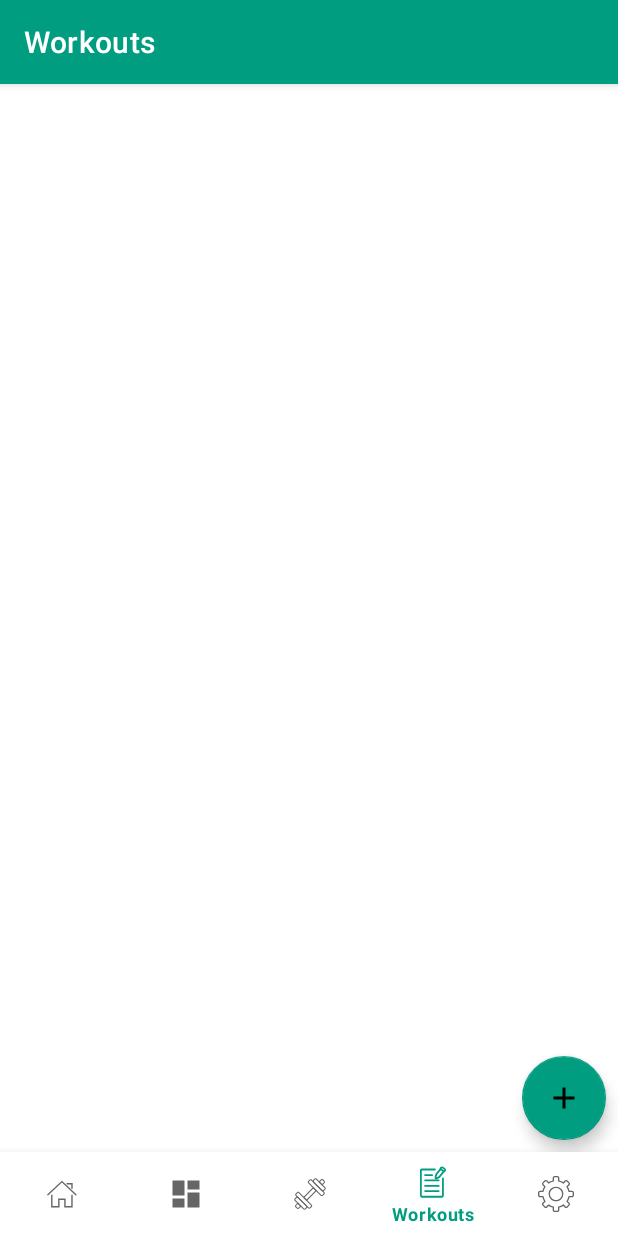
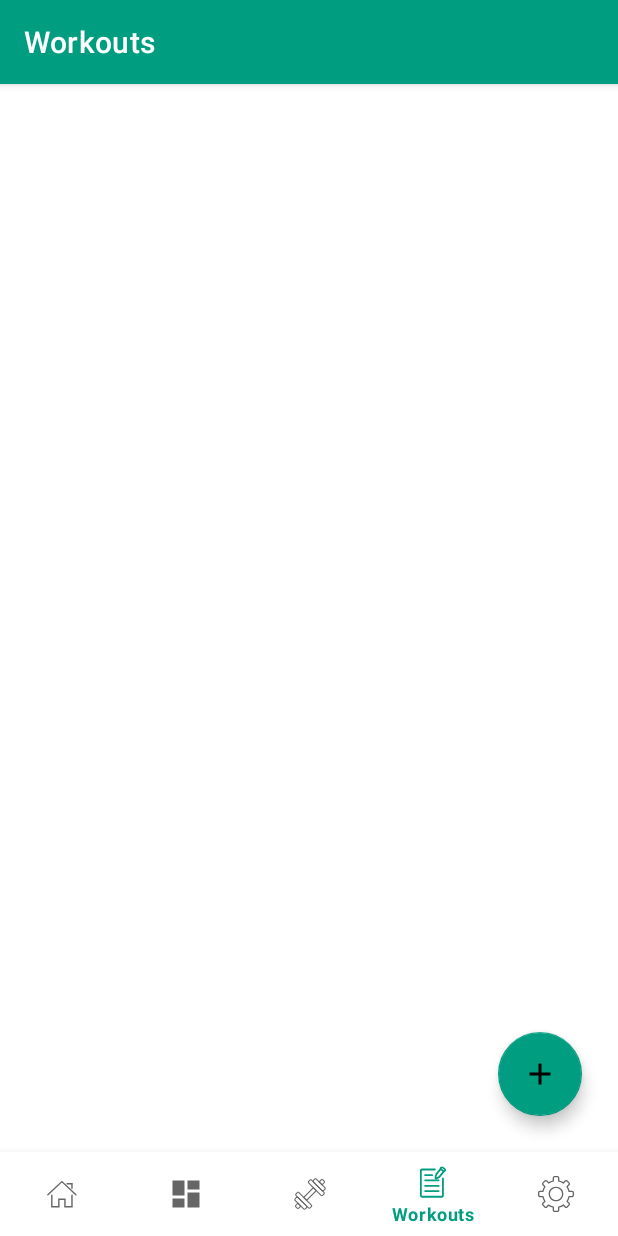
Before and after one commit to LemiSt24/SG2022-We-Got-The-Moves, an Android app: the WorkoutsFragment screen opened through its navigation route, on a phone screen of 412 x 824 dp. Run offline under Robolectric (Android 15) with nearby library versions, the phone set to English and light mode, and no system bars; our stand-ins replace navigation-ui.

Commit message:
increased margin floating action button in workouts tab

```diff
--- a/app/src/main/res/layout/fragment_workouts.xml
+++ b/app/src/main/res/layout/fragment_workouts.xml
@@ -10,8 +10,8 @@
         android:id="@+id/fabtn_workouts"
         android:layout_width="wrap_content"
         android:layout_height="wrap_content"
-        android:layout_marginEnd="8dp"
-        android:layout_marginBottom="8dp"
+        android:layout_marginEnd="24dp"
+        android:layout_marginBottom="24dp"
         android:clickable="true"
         android:contentDescription="@string/app_name"
         android:focusable="true"
```
